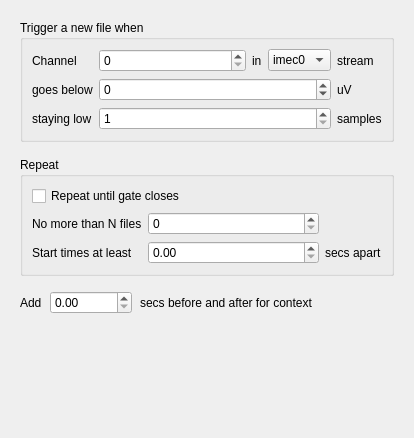
Qt form Forms/TrigSpikePanel.ui (billkarsh/SpikeGLX) before a commit.
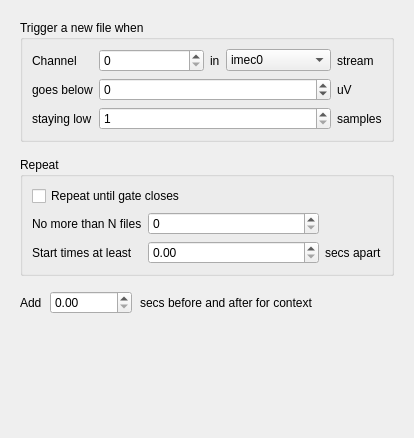
The same form after that commit.

```diff
--- a/Forms/TrigSpikePanel.ui
+++ b/Forms/TrigSpikePanel.ui
@@ -148,7 +148,7 @@
       <item row="0" column="3">
        <widget class="QComboBox" name="streamCB">
         <property name="sizePolicy">
-         <sizepolicy hsizetype="Preferred" vsizetype="Fixed">
+         <sizepolicy hsizetype="MinimumExpanding" vsizetype="Fixed">
           <horstretch>0</horstretch>
           <verstretch>0</verstretch>
          </sizepolicy>
```
